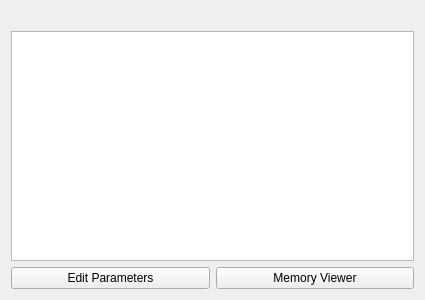
Before: the Qt Designer form SMS/ObjectViewer/ObjectParameters.ui in Goldfire711/sms-tools, drawn with Qt 5.
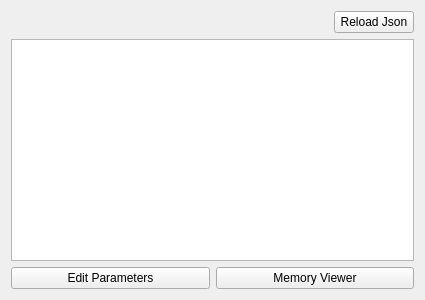
After: the same form once the commit is applied.

Commit message: ObjectParameters: Add Reload Json button

Diff of the .ui file:
```diff
--- a/SMS/ObjectViewer/ObjectParameters.ui
+++ b/SMS/ObjectViewer/ObjectParameters.ui
@@ -21,7 +21,41 @@
   </property>
   <widget class="QWidget" name="widget">
    <layout class="QGridLayout" name="gridLayout">
-    <item row="4" column="0">
+    <item row="3" column="0">
+     <layout class="QHBoxLayout" name="horizontalLayout_2">
+      <item>
+       <widget class="QLabel" name="label">
+        <property name="text">
+         <string/>
+        </property>
+       </widget>
+      </item>
+      <item>
+       <spacer name="horizontalSpacer">
+        <property name="orientation">
+         <enum>Qt::Horizontal</enum>
+        </property>
+        <property name="sizeHint" stdset="0">
+         <size>
+          <width>40</width>
+          <height>20</height>
+         </size>
+        </property>
+       </spacer>
+      </item>
+      <item>
+       <widget class="QPushButton" name="button_reload_json">
+        <property name="text">
+         <string>Reload Json</string>
+        </property>
+       </widget>
+      </item>
+     </layout>
+    </item>
+    <item row="16" column="0">
+     <widget class="QTableView" name="table_parameters"/>
+    </item>
+    <item row="19" column="0">
      <layout class="QHBoxLayout" name="horizontalLayout">
       <item>
        <widget class="QPushButton" name="button_edit_parameters">
@@ -39,16 +73,6 @@
       </item>
      </layout>
     </item>
-    <item row="1" column="0">
-     <widget class="QTableView" name="table_parameters"/>
-    </item>
-    <item row="0" column="0">
-     <widget class="QLabel" name="label">
-      <property name="text">
-       <string/>
-      </property>
-     </widget>
-    </item>
    </layout>
   </widget>
  </widget>
```
The commit also changes 3 other files.
